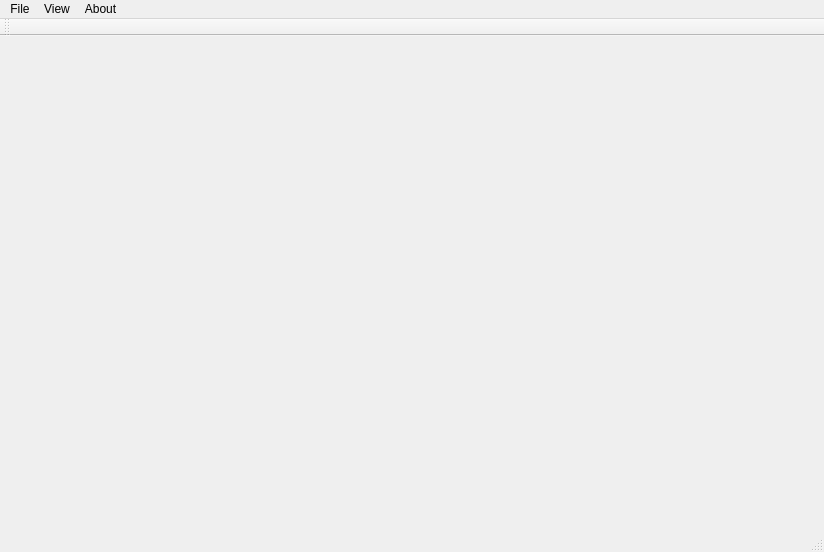
First picture: the form in daq-desktop/MainWindow.ui, repository xukangmin/OpenSerialDAQ, before the edit.
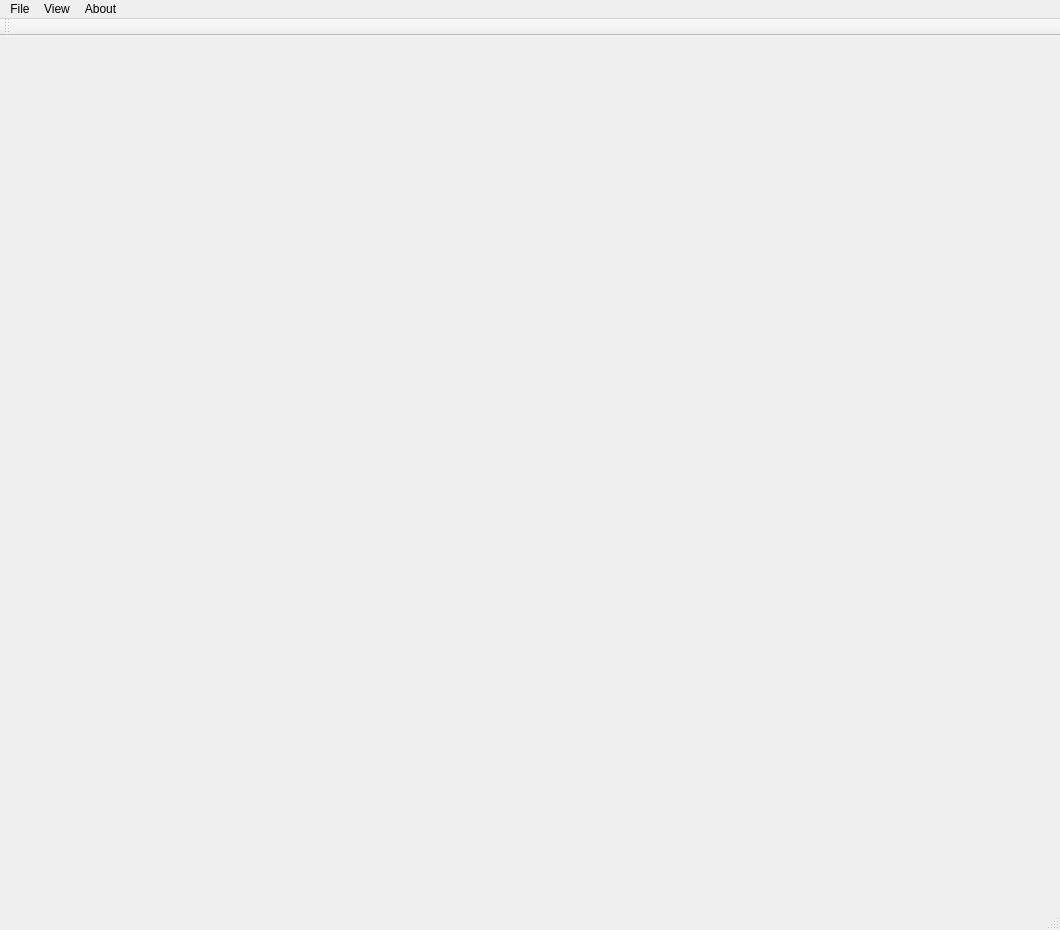
Second picture: the form after the edit. Icons and pictures are not drawn.

What changed in the file:
```diff
--- a/daq-desktop/MainWindow.ui
+++ b/daq-desktop/MainWindow.ui
@@ -6,8 +6,8 @@
    <rect>
     <x>0</x>
     <y>0</y>
-    <width>824</width>
-    <height>552</height>
+    <width>1060</width>
+    <height>930</height>
    </rect>
   </property>
   <property name="sizePolicy">
@@ -42,8 +42,8 @@
     <rect>
      <x>0</x>
      <y>0</y>
-     <width>824</width>
-     <height>21</height>
+     <width>1060</width>
+     <height>20</height>
     </rect>
    </property>
    <widget class="QMenu" name="menutest">
```
